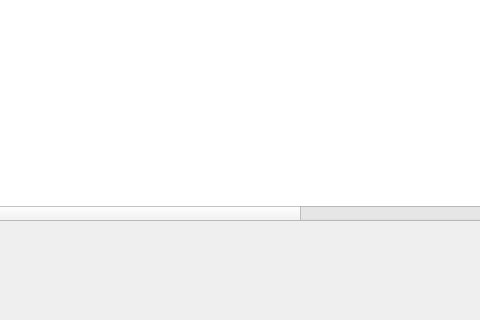
Old version of the form ui/mainwindow.ui in the repository Jumba/decentralized-mortgage-market; both pictures show x 255 to 735 and y 380 to 700 of the 855 by 700 pixel window.
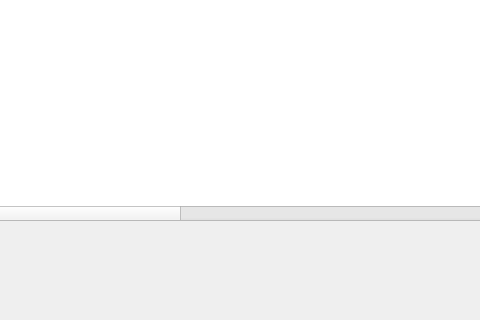
New version of the form. The open tabs and pages were chosen to show the change.

Commit message: Added a name and an iban column to the portfolios

What changed in the file:
```diff
--- a/ui/mainwindow.ui
+++ b/ui/mainwindow.ui
@@ -3366,6 +3366,28 @@
         </font>
        </property>
       </column>
+      <column>
+       <property name="text">
+        <string>Borrower's Name</string>
+       </property>
+       <property name="font">
+        <font>
+         <weight>75</weight>
+         <bold>true</bold>
+        </font>
+       </property>
+      </column>
+      <column>
+       <property name="text">
+        <string>Borrower's IBAN</string>
+       </property>
+       <property name="font">
+        <font>
+         <weight>75</weight>
+         <bold>true</bold>
+        </font>
+       </property>
+      </column>
      </widget>
      <widget class="QLabel" name="fip_title_label">
       <property name="geometry">
```
Left out of the diff: 48 changed lines with no effect on the pictures. The commit also changes 4 other files.
